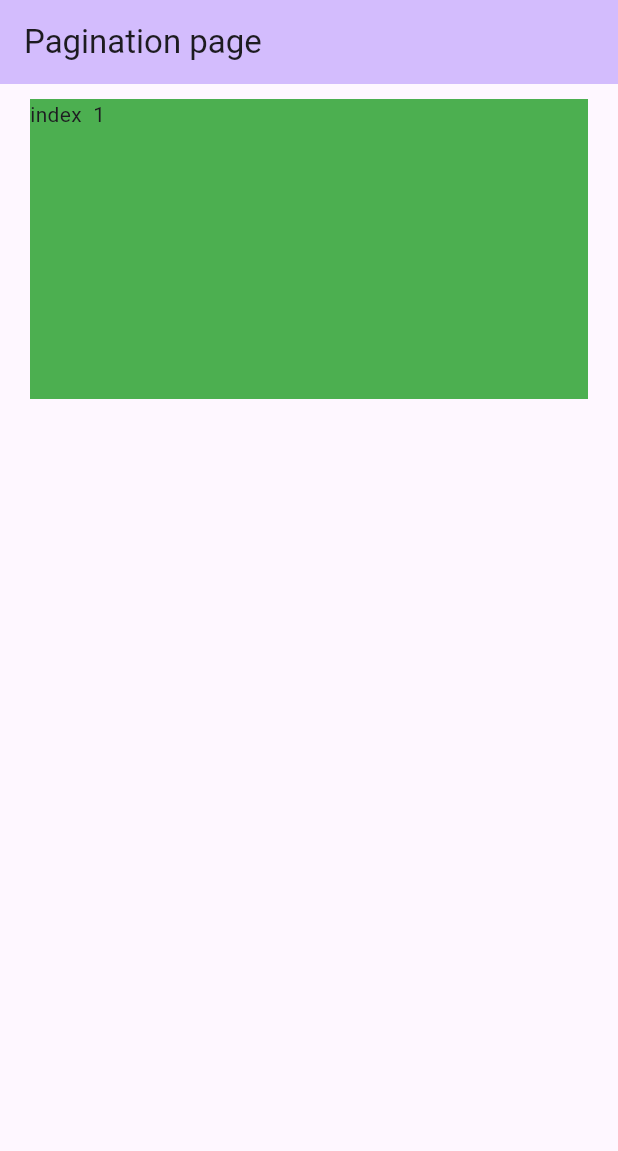
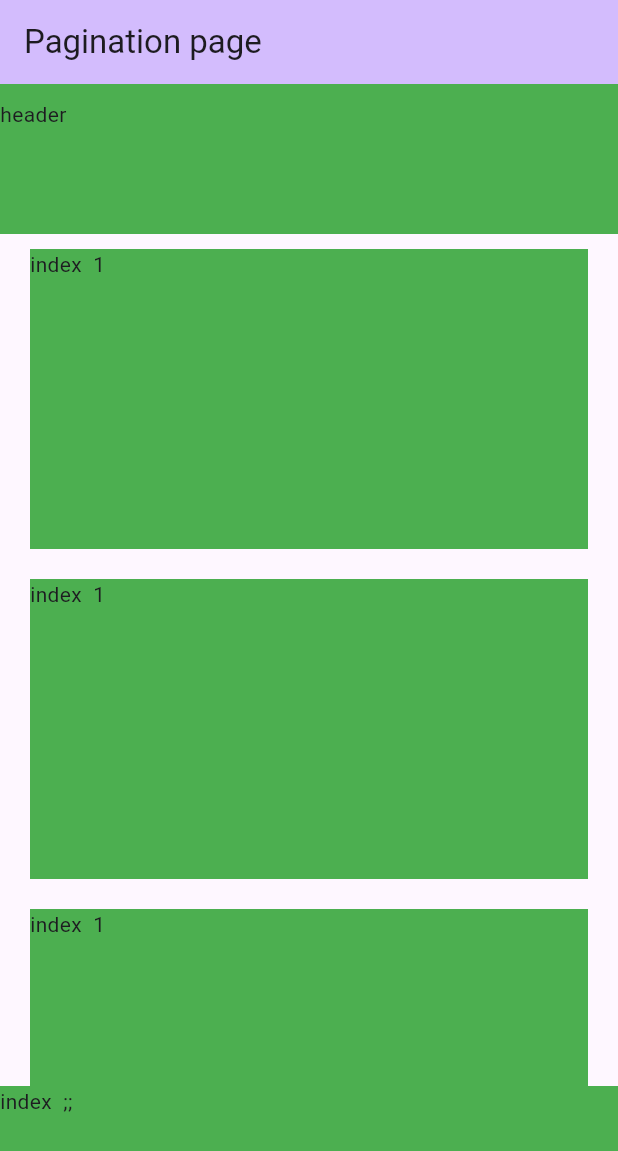
Before and after one commit to abdullah-te/bloc_pagination, a Flutter app: the screen it shows after launch, on a phone screen of 412 x 824 dp. Shown: the top 1151 px of the screen. Run offline on Flutter 3.47's test engine with Material 3 defaults, Android fonts, the phone set to English and light mode, and no system bars; our stand-ins replace equatable, flutter_bloc, infinite_scroll_pagination.

Commit message:
add bloc listener and fix footer widget

```diff
--- a/example/lib/main.dart
+++ b/example/lib/main.dart
@@ -38,22 +38,30 @@ class _MyHomePageState extends State<MyHomePage> {
         ),
         body: BlocPagination<TempModel, ErrorWrapper>(
           bloc: _bloc,
-          /*loader: const SkeletonizerWidget(
-            repeat: 5,
-            child: Card(
-              child: ListTile(
-                title: Text('Item number as title'),
-                subtitle: Text('Subtitle here'),
-                trailing: Icon(Icons.ac_unit),
-              ),
-            ),
-          ),*/
-          error: (context, error) {
+          blocListener: (context, state) {},
+          firstPageErrorBuilder: (context, error) {
             return Center(
               child: Text(error.message! ?? 'none'),
             );
           },
-          builder: (context, item, index) => InkWell(
+          bannerPinned: true,
+          banner: SliverAppBarDelegate(
+            maxHeight: 100,
+            minHeight: 100,
+            child: Container(
+              color: Colors.green,
+              padding: const EdgeInsets.symmetric(vertical: 10),
+              child: Text('header'),
+            ),
+          ),
+          footerPinned: true,
+          footer: Container(
+            color: Colors.green,
+            height: 100,
+            width: double.infinity,
+            child: Text('index  ;;'),
+          ),
+          itemsBuilder: (context, item, index) => InkWell(
             onTap: () => _bloc.add(EditListTypePaginationEvent(
                 listType: _bloc.state.listType.isListed
                     ? ListType.gridView
@@ -83,7 +91,8 @@ class MyBloc extends PaginationBloc<TempModel> {
 
     /// throw exception as ErrorWrapper() or whatever
     //throw ErrorWrapper(message: 'error');
-    return ListedData(data: [TempModel(1)], total: 1);
+    return ListedData(
+        data: [for (int i = 0; i < 10; i++) TempModel(1)], total: 20);
   }
 }
 
--- a/lib/src/pagination/presentation/pages/pagination_widget.dart
+++ b/lib/src/pagination/presentation/pages/pagination_widget.dart
@@ -1,43 +1,50 @@
 import 'package:flutter/material.dart';
+import 'package:flutter/rendering.dart';
 import 'package:flutter_bloc/flutter_bloc.dart';
 import 'package:infinite_scroll_pagination/infinite_scroll_pagination.dart';
-
+import 'dart:math' as math;
 import '../bloc/pagination_bloc.dart';
 import '../bloc/pagination_event.dart';
 import '../bloc/pagination_state.dart';
 
 class BlocPagination<T, ErrorHandler> extends StatefulWidget {
   final PaginationBloc bloc;
-  final Widget? loader;
+  final Widget? firstPageLoader;
   final bool animateTransitions;
   final Widget? loadMoreLoader;
   final SliverGridDelegate? gridDelegate;
-  final Widget? banner;
+  //final Widget? banner;
+  final SliverAppBarDelegate? banner;
+
   final Widget? footer;
-  final bool pinned;
+  final bool bannerPinned;
   final bool footerPinned;
-  final Widget Function(BuildContext context, ErrorHandler error)? error;
   final Widget Function(BuildContext context, ErrorHandler error)?
-      loadMoreError;
+      firstPageErrorBuilder;
+  final void Function(BuildContext context, PaginationState<dynamic> state)?
+      blocListener;
+  final Widget Function(BuildContext context, ErrorHandler error)?
+      loadMoreErrorBuilder;
   final Widget? noItemFound;
   final Widget? noMoreItemFound;
-  final Widget Function(BuildContext context, T item, int index) builder;
+  final Widget Function(BuildContext context, T item, int index) itemsBuilder;
 
   const BlocPagination({
     super.key,
     required this.bloc,
     this.animateTransitions = true,
-    this.loader,
-    this.error,
+    this.firstPageLoader,
+    this.blocListener,
+    this.firstPageErrorBuilder,
     this.gridDelegate,
     this.banner,
     this.footer,
-    this.pinned = false,
+    this.bannerPinned = false,
     this.footerPinned = false,
-    required this.builder,
+    required this.itemsBuilder,
     this.noItemFound,
     this.noMoreItemFound,
-    this.loadMoreError,
+    this.loadMoreErrorBuilder,
     this.loadMoreLoader,
   });
 
@@ -48,9 +55,9 @@ class BlocPagination<T, ErrorHandler> extends StatefulWidget {
 
 class _BlocPaginationState<T, ErrorHandler>
     extends State<BlocPagination<T, ErrorHandler>> {
-  get _firstPageProgressIndicatorBuilder => widget.loader != null
+  get _firstPageProgressIndicatorBuilder => widget.firstPageLoader != null
       ? (_) {
-          return widget.loader!;
+          return widget.firstPageLoader!;
         }
       : null;
 
@@ -65,11 +72,11 @@ class _BlocPaginationState<T, ErrorHandler>
         }
       : null;
   get _noItemsFoundIndicatorBuilder => (_) {
-        return widget.noMoreItemFound ?? const Text('No Items Found');
+        return widget.noItemFound ?? const Text('No Items Found');
       };
   get _newPageErrorIndicatorBuilder => (_) {
-        if (widget.loadMoreError != null) {
-          return widget.loadMoreError!(
+        if (widget.loadMoreErrorBuilder != null) {
+          return widget.loadMoreErrorBuilder!(
               context,
               widget.bloc.state.controller.error != null
                   ? (widget.bloc.state.controller.error) as ErrorHandler
@@ -83,8 +90,8 @@ class _BlocPaginationState<T, ErrorHandler>
       };
 
   get _firstPageErrorIndicatorBuilder => (_) {
-        if (widget.error != null) {
-          return widget.error!(
+        if (widget.firstPageErrorBuilder != null) {
+          return widget.firstPageErrorBuilder!(
               context,
               widget.bloc.state.controller.error != null
                   ? (widget.bloc.state.controller.error) as ErrorHandler
@@ -103,19 +110,16 @@ class _BlocPaginationState<T, ErrorHandler>
       onRefresh: () async {
         widget.bloc.add(RefreshIndicatorEvent());
       },
-      child: BlocBuilder<PaginationBloc, PaginationState>(
+      child: BlocConsumer<PaginationBloc, PaginationState>(
         bloc: widget.bloc,
+        listener: widget.blocListener ?? (context, state) {},
         builder: (context, state) {
-          return CustomScrollView(
+          var child = CustomScrollView(
             slivers: <Widget>[
               if (widget.banner != null)
-                SliverAppBar(
-                  elevation: 0,
-                  automaticallyImplyLeading: false,
-                  pinned: widget.pinned,
-                  bottom: const PreferredSize(
-                      preferredSize: Size.fromHeight(-10.0), child: SizedBox()),
-                  flexibleSpace: widget.banner,
+                SliverPersistentHeader(
+                  pinned: widget.bannerPinned,
+                  delegate: widget.banner!,
                 ),
               switch (state.listType) {
                 ListType.listView => PagedSliverList<int, T>(
@@ -135,7 +139,7 @@ class _BlocPaginationState<T, ErrorHandler>
                           _noItemsFoundIndicatorBuilder,
                       noMoreItemsIndicatorBuilder:
                           _noMoreItemsFoundIndicatorBuilder,
-                      itemBuilder: widget.builder,
+                      itemBuilder: widget.itemsBuilder,
                     ),
                   ),
                 ListType.gridView => PagedSliverGrid<int, T>(
@@ -162,18 +166,26 @@ class _BlocPaginationState<T, ErrorHandler>
                           _noItemsFoundIndicatorBuilder,
                       noMoreItemsIndicatorBuilder:
                           _noMoreItemsFoundIndicatorBuilder,
-                      itemBuilder: widget.builder,
+                      itemBuilder: widget.itemsBuilder,
                     ),
                   ),
               },
-              if (widget.footer != null)
-                SliverFillRemaining(
-                  fillOverscroll: true,
-                  hasScrollBody: false,
+              if (widget.footer != null && !widget.footerPinned)
+                SliverToBoxAdapter(
                   child: widget.footer,
                 ),
             ],
           );
+          if (widget.footerPinned) {
+            return Stack(
+              alignment: Alignment.bottomCenter,
+              children: [
+                child,
+                if (widget.footer != null) widget.footer!,
+              ],
+            );
+          }
+          return child;
         },
       ),
     );
@@ -204,3 +216,34 @@ class _ErrorWidget extends StatelessWidget {
     );
   }
 }
+
+class SliverAppBarDelegate extends SliverPersistentHeaderDelegate {
+  SliverAppBarDelegate({
+    required this.minHeight,
+    required this.maxHeight,
+    required this.child,
+  });
+
+  final double minHeight;
+  final double maxHeight;
+  final Widget child;
+
+  @override
+  double get minExtent => minHeight;
+
+  @override
+  double get maxExtent => math.max(maxHeight, minHeight);
+
+  @override
+  Widget build(
+      BuildContext context, double shrinkOffset, bool overlapsContent) {
+    return new SizedBox.expand(child: child);
+  }
+
+  @override
+  bool shouldRebuild(SliverAppBarDelegate oldDelegate) {
+    return maxHeight != oldDelegate.maxHeight ||
+        minHeight != oldDelegate.minHeight ||
+        child != oldDelegate.child;
+  }
+}
--- a/pubspec.yaml
+++ b/pubspec.yaml
@@ -1,6 +1,6 @@
 name: bloc_pagination
 description: "Flutter package provide easiest way to handle pagination pages using flutter_bloc state management"
-version: 0.0.5
+version: 0.0.6
 homepage: https://github.com/abdullah-te/bloc_pagination
 platforms:
   android:
```
